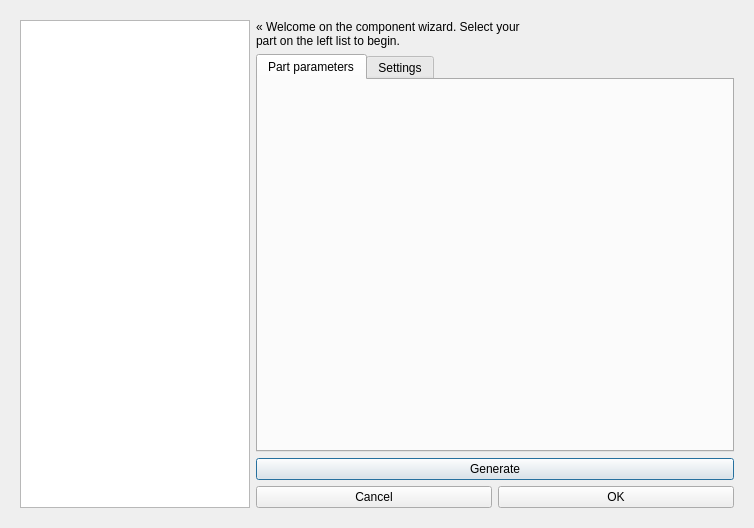
Above: gui/ComponentWizard.ui from RhobanProject/MetabotStudio before the change. Below: the same form after it.
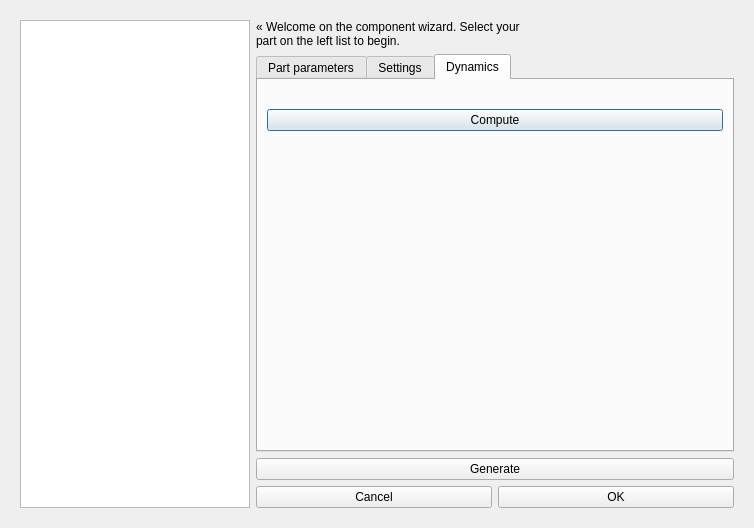
That is the form after the change. Icons and pictures are not drawn.

```diff
--- a/gui/ComponentWizard.ui
+++ b/gui/ComponentWizard.ui
@@ -82,7 +82,7 @@
         <item>
          <widget class="QTabWidget" name="tabWidget">
           <property name="currentIndex">
-           <number>0</number>
+           <number>2</number>
           </property>
           <widget class="QWidget" name="tab">
            <attribute name="title">
@@ -301,6 +301,40 @@
             </item>
            </layout>
           </widget>
+          <widget class="QWidget" name="tab_3">
+           <attribute name="title">
+            <string>Dynamics</string>
+           </attribute>
+           <layout class="QVBoxLayout" name="verticalLayout_2">
+            <item>
+             <widget class="QLabel" name="dynamics">
+              <property name="text">
+               <string/>
+              </property>
+             </widget>
+            </item>
+            <item>
+             <widget class="QPushButton" name="computeDynamics">
+              <property name="text">
+               <string>Compute</string>
+              </property>
+             </widget>
+            </item>
+            <item>
+             <spacer name="verticalSpacer_3">
+              <property name="orientation">
+               <enum>Qt::Vertical</enum>
+              </property>
+              <property name="sizeHint" stdset="0">
+               <size>
+                <width>20</width>
+                <height>40</height>
+               </size>
+              </property>
+             </spacer>
+            </item>
+           </layout>
+          </widget>
          </widget>
         </item>
         <item>
```
